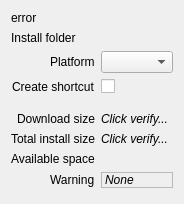
The window that rare/ui/components/dialogs/install_dialog.ui (RareDevs/Rare) describes before a commit, drawn with Qt 5.
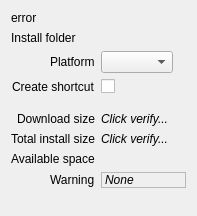
The same window after the commit.

Patch:
```diff
--- a/rare/ui/components/dialogs/install_dialog.ui
+++ b/rare/ui/components/dialogs/install_dialog.ui
@@ -6,8 +6,8 @@
    <rect>
     <x>0</x>
     <y>0</y>
-    <width>179</width>
-    <height>204</height>
+    <width>197</width>
+    <height>216</height>
    </rect>
   </property>
   <property name="windowTitle">
```
